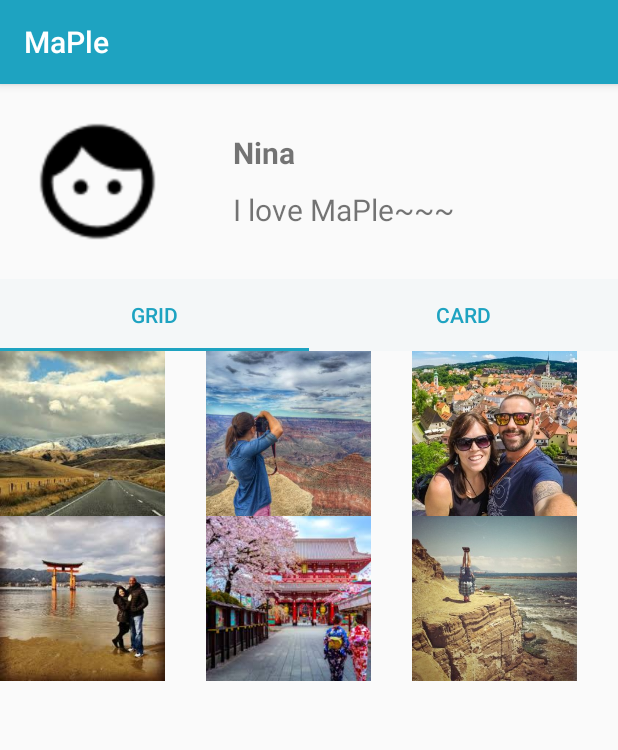
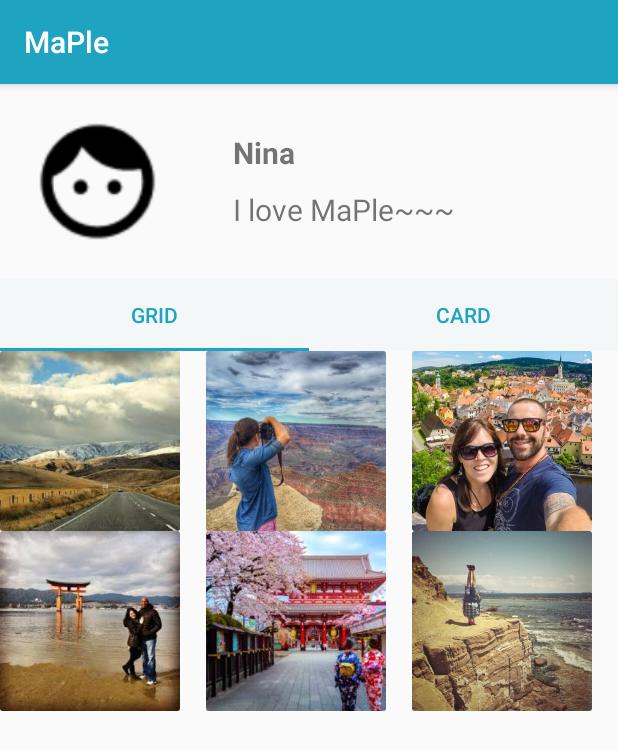
Before and after one commit to MaPleAPPproject/MaPle, an Android app: the fragment OtherspageFragment shown on its own in the app's theme, on a phone screen of 412 x 824 dp. Shown: the top 750 px of the screen. Run offline under Robolectric (Android 15) with nearby library versions, the phone set to English and light mode, and no system bars.

Commit message:
Violet:explore bundle finish

```diff
--- a/app/src/main/java/group3/explore/Explore_PostActivity.java
+++ b/app/src/main/java/group3/explore/Explore_PostActivity.java
@@ -7,6 +7,9 @@ import android.support.v4.app.FragmentManager;
 import android.support.v4.app.FragmentTransaction;
 
 import com.cp102group3maple.violethsu.maple.R;
+
+import java.util.ArrayList;
+import java.util.List;
 
 import group3.MainActivity;
 
@@ -19,6 +22,7 @@ public class Explore_PostActivity extends MainActivity {
         setContentView(R.layout.explore_pa_main);
         getSupportActionBar().show();
         fragment=new Explore_PA_PostFragment();
+        fragment.setArguments(this.getIntent().getExtras());
         changeFragment(fragment);
 
     }
--- a/app/src/main/java/group3/explore/OtherspageFragment.java
+++ b/app/src/main/java/group3/explore/OtherspageFragment.java
@@ -11,12 +11,15 @@ import android.support.v4.view.ViewPager;
 import android.view.LayoutInflater;
 import android.view.View;
 import android.view.ViewGroup;
+import android.widget.TextView;
+import android.widget.Toast;
 
 import com.cp102group3maple.violethsu.maple.R;
 
 import java.util.ArrayList;
 import java.util.List;
 
+import group3.Post;
 import group3.mypage.Mypage_tab_colec_Fragment;
 import group3.mypage.Ｍypage_tab_post_Fragment;
 
@@ -25,11 +28,13 @@ public class OtherspageFragment extends Fragment {
     private TabLayout tabLayout;
     public OtherspageFragment(){};
     private Fragment fragment;
+    private TextView tvName,tvSelf;
     @Nullable
     @Override
     public View onCreateView(@NonNull LayoutInflater inflater, @Nullable ViewGroup container, @Nullable Bundle savedInstanceState) {
         super.onCreateView(inflater, container, savedInstanceState);
         View rootview = inflater.inflate(R.layout.fragment_otherspage, container, false);
+        handleviews(rootview);
         tabLayout = (TabLayout) rootview.findViewById(R.id.tablayout1);
         tabLayout.setupWithViewPager(tabviewPager);
         tabviewPager= rootview.findViewById(R.id.tabviewPager1);
@@ -39,6 +44,18 @@ public class OtherspageFragment extends Fragment {
         tabLayout.addOnTabSelectedListener(new TabLayout.ViewPagerOnTabSelectedListener(tabviewPager));
         setupViewPager(tabviewPager);
         return rootview;
+    }
+
+    private void handleviews(View rootview) {
+        tvName=rootview.findViewById(R.id.tvotherName);
+        tvSelf=rootview.findViewById(R.id.tvotherselfintro);
+        Post post = (Post) (getArguments() != null ? getArguments().getSerializable("post") : null);
+        if(post!=null){
+            tvName.setText(post.getPersonid());
+            tvSelf.setText(post.getSelfintro());
+        }else {
+            Toast.makeText(getActivity(), "error", Toast.LENGTH_SHORT).show();
+        }
     }
 
     private void setupViewPager(ViewPager viewPager) {
--- a/app/src/main/res/layout/explore_pa_postfrag.xml
+++ b/app/src/main/res/layout/explore_pa_postfrag.xml
@@ -39,7 +39,6 @@
         android:layout_width="320dp"
         android:layout_height="320dp"
         android:layout_gravity="center"
-        android:background="@color/colorAccent"
         android:padding="20dp" />
 
     <LinearLayout
--- a/app/src/main/res/layout/fragment_otherspage.xml
+++ b/app/src/main/res/layout/fragment_otherspage.xml
@@ -34,7 +34,7 @@
             android:orientation="vertical">
 
             <TextView
-                android:id="@+id/tvName"
+                android:id="@+id/tvotherName"
                 android:layout_width="wrap_content"
                 android:layout_height="wrap_content"
                 android:layout_marginStart="20dp"
@@ -44,7 +44,7 @@
                 android:textSize="20sp"
                 android:padding="5dp" />
             <TextView
-                android:id="@+id/selfintroduction"
+                android:id="@+id/tvotherselfintro"
                 android:layout_width="wrap_content"
                 android:layout_height="wrap_content"
                 android:layout_marginStart="20dp"
--- a/app/src/main/res/layout/item_view.xml
+++ b/app/src/main/res/layout/item_view.xml
@@ -5,10 +5,13 @@
     xmlns:app="http://schemas.android.com/apk/res-auto"
     android:layout_width="wrap_content"
     android:layout_height="wrap_content">
-
+<android.support.v7.widget.CardView
+    android:layout_width="120dp"
+    android:layout_height="120dp">
     <ImageView
         android:id="@+id/ivtop"
-        android:layout_width="110dp"
-        android:layout_height="110dp"
+        android:layout_width="wrap_content"
+        android:layout_height="wrap_content"
         app:srcCompat="@drawable/itemviewtest" />
+</android.support.v7.widget.CardView>
 </FrameLayout>
```
Also changed, not shown: app/src/main/java/group3/Explore_PA_PostFragment.java (+24 -21 lines).
